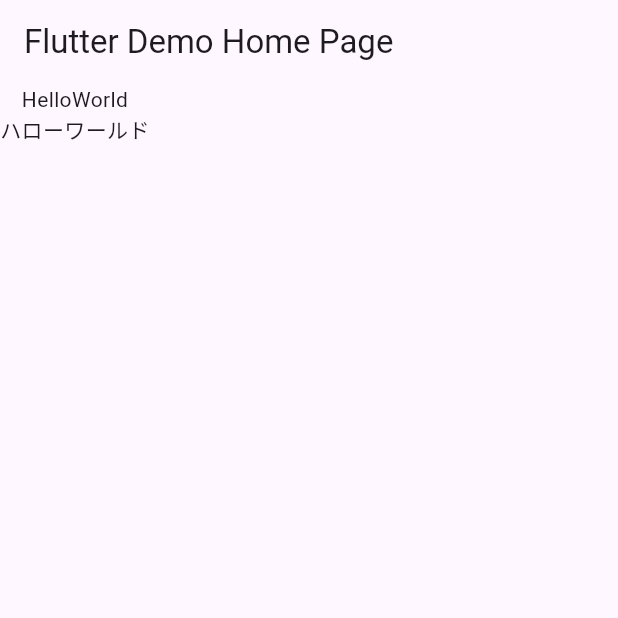
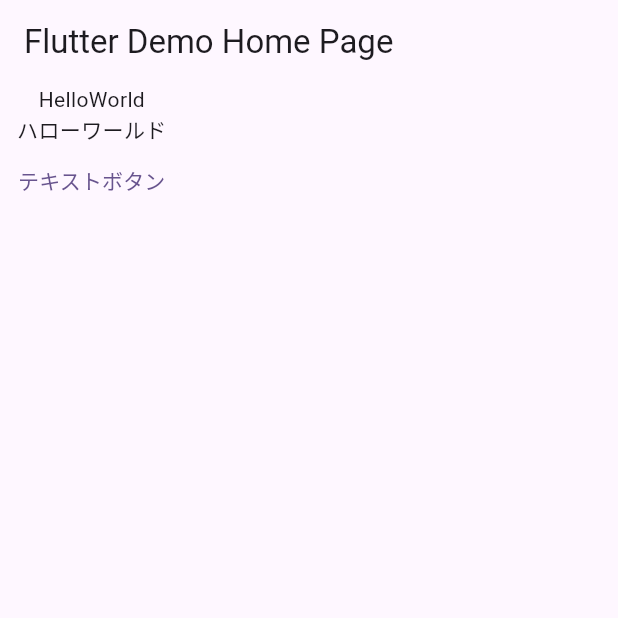
Before and after one commit to hareya0622/flutter-development-getting-started, a Flutter app: the screen it shows after launch, on a phone screen of 412 x 824 dp, the top half of it. Run offline on Flutter 3.47's test engine with Material 3 defaults, Android fonts, the phone set to English and light mode, and no system bars.

Commit message:
リスト 2.3

```diff
--- a/lib/main.dart
+++ b/lib/main.dart
@@ -43,6 +43,9 @@ class _MyHomePageState extends State<MyHomePage> {
           children: [
             const Text("HelloWorld"),
             const Text("ハローワールド"),
+            TextButton(
+                onPressed: () => {print("ボタンが押されたよ")},
+                child: const Text("テキストボタン"))
           ],
         ));
   }
```
